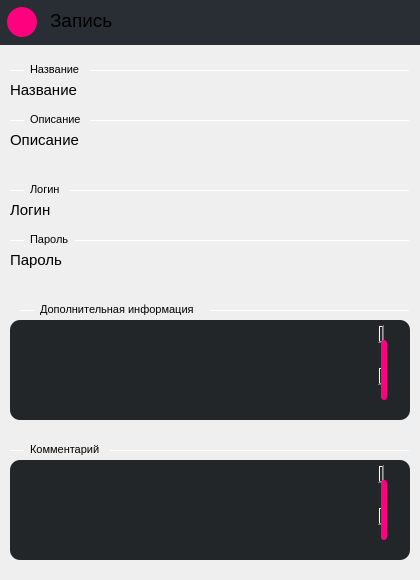
First picture: the form in Client/storage.ui, repository KarpovVlY/Client, before the edit.
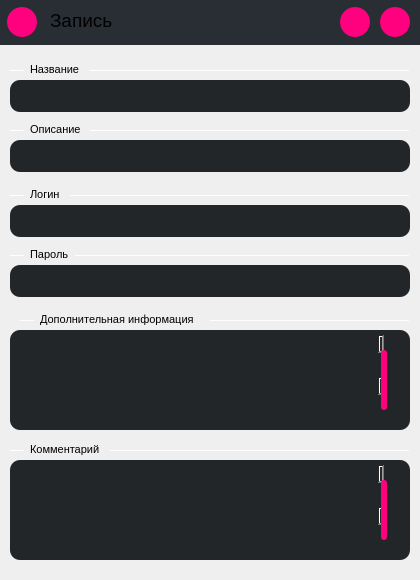
Second picture: the form after the edit. Icons and pictures are not drawn.

```diff
--- a/Client/storage.ui
+++ b/Client/storage.ui
@@ -75,44 +75,70 @@
      <string>Запись</string>
     </property>
    </widget>
-  </widget>
-  <widget class="QLabel" name="nameLabel">
-   <property name="geometry">
-    <rect>
-     <x>10</x>
-     <y>80</y>
-     <width>400</width>
-     <height>20</height>
-    </rect>
-   </property>
-   <property name="minimumSize">
-    <size>
-     <width>400</width>
-     <height>20</height>
-    </size>
-   </property>
-   <property name="maximumSize">
-    <size>
-     <width>400</width>
-     <height>20</height>
-    </size>
-   </property>
-   <property name="font">
-    <font>
-     <pointsize>11</pointsize>
-     <weight>50</weight>
-     <bold>false</bold>
-    </font>
-   </property>
-   <property name="styleSheet">
-    <string notr="true"> max-width:400px;
- max-height:20px;
- min-width:400px;
- min-height:20px;</string>
-   </property>
-   <property name="text">
-    <string>Название</string>
-   </property>
+   <widget class="QPushButton" name="deleteButon">
+    <property name="geometry">
+     <rect>
+      <x>380</x>
+      <y>7</y>
+      <width>30</width>
+      <height>30</height>
+     </rect>
+    </property>
+    <property name="styleSheet">
+     <string notr="true">background-color: rgb(255, 0, 127);
+ border-style: solid;
+ border-radius:15px;
+ max-width:30px;
+ max-height:30px;
+ min-width:30px;
+ min-height:30px;</string>
+    </property>
+    <property name="text">
+     <string/>
+    </property>
+    <property name="icon">
+     <iconset>
+      <normaloff>../../../../../Рабочий стол/ClientRes/delete_white.png</normaloff>../../../../../Рабочий стол/ClientRes/delete_white.png</iconset>
+    </property>
+    <property name="iconSize">
+     <size>
+      <width>25</width>
+      <height>25</height>
+     </size>
+    </property>
+   </widget>
+   <widget class="QPushButton" name="editButton">
+    <property name="geometry">
+     <rect>
+      <x>340</x>
+      <y>7</y>
+      <width>30</width>
+      <height>30</height>
+     </rect>
+    </property>
+    <property name="styleSheet">
+     <string notr="true">background-color: rgb(255, 0, 127);
+ border-style: solid;
+ border-radius:15px;
+ max-width:30px;
+ max-height:30px;
+ min-width:30px;
+ min-height:30px;</string>
+    </property>
+    <property name="text">
+     <string/>
+    </property>
+    <property name="icon">
+     <iconset>
+      <normaloff>../../../../../Рабочий стол/ClientRes/create_white.png</normaloff>../../../../../Рабочий стол/ClientRes/create_white.png</iconset>
+    </property>
+    <property name="iconSize">
+     <size>
+      <width>25</width>
+      <height>25</height>
+     </size>
+    </property>
+   </widget>
   </widget>
   <widget class="QWidget" name="titleHint_2" native="true">
    <property name="geometry">
@@ -268,49 +294,11 @@
     <bool>true</bool>
    </property>
   </widget>
-  <widget class="QLabel" name="descriptionLabel">
-   <property name="geometry">
-    <rect>
-     <x>10</x>
-     <y>130</y>
-     <width>400</width>
-     <height>20</height>
-    </rect>
-   </property>
-   <property name="minimumSize">
-    <size>
-     <width>400</width>
-     <height>20</height>
-    </size>
-   </property>
-   <property name="maximumSize">
-    <size>
-     <width>400</width>
-     <height>20</height>
-    </size>
-   </property>
-   <property name="font">
-    <font>
-     <pointsize>11</pointsize>
-     <weight>50</weight>
-     <bold>false</bold>
-    </font>
-   </property>
-   <property name="styleSheet">
-    <string notr="true"> max-width:400px;
- max-height:20px;
- min-width:400px;
- min-height:20px;</string>
-   </property>
-   <property name="text">
-    <string>Описание</string>
-   </property>
-  </widget>
   <widget class="QWidget" name="titleHint_3" native="true">
    <property name="geometry">
     <rect>
      <x>10</x>
-     <y>110</y>
+     <y>120</y>
      <width>400</width>
      <height>16</height>
     </rect>
@@ -360,49 +348,11 @@
     </property>
    </widget>
   </widget>
-  <widget class="QLabel" name="loginLabel">
-   <property name="geometry">
-    <rect>
-     <x>10</x>
-     <y>200</y>
-     <width>400</width>
-     <height>20</height>
-    </rect>
-   </property>
-   <property name="minimumSize">
-    <size>
-     <width>400</width>
-     <height>20</height>
-    </size>
-   </property>
-   <property name="maximumSize">
-    <size>
-     <width>400</width>
-     <height>20</height>
-    </size>
-   </property>
-   <property name="font">
-    <font>
-     <pointsize>11</pointsize>
-     <weight>50</weight>
-     <bold>false</bold>
-    </font>
-   </property>
-   <property name="styleSheet">
-    <string notr="true"> max-width:400px;
- max-height:20px;
- min-width:400px;
- min-height:20px;</string>
-   </property>
-   <property name="text">
-    <string>Логин</string>
-   </property>
-  </widget>
   <widget class="QWidget" name="titleHint_4" native="true">
    <property name="geometry">
     <rect>
      <x>10</x>
-     <y>180</y>
+     <y>185</y>
      <width>400</width>
      <height>16</height>
     </rect>
@@ -452,49 +402,11 @@
     </property>
    </widget>
   </widget>
-  <widget class="QLabel" name="passwordLabel">
-   <property name="geometry">
-    <rect>
-     <x>10</x>
-     <y>250</y>
-     <width>400</width>
-     <height>20</height>
-    </rect>
-   </property>
-   <property name="minimumSize">
-    <size>
-     <width>400</width>
-     <height>20</height>
-    </size>
-   </property>
-   <property name="maximumSize">
-    <size>
-     <width>400</width>
-     <height>20</height>
-    </size>
-   </property>
-   <property name="font">
-    <font>
-     <pointsize>11</pointsize>
-     <weight>50</weight>
-     <bold>false</bold>
-    </font>
-   </property>
-   <property name="styleSheet">
-    <string notr="true"> max-width:400px;
- max-height:20px;
- min-width:400px;
- min-height:20px;</string>
-   </property>
-   <property name="text">
-    <string>Пароль</string>
-   </property>
-  </widget>
   <widget class="QWidget" name="titleHint_5" native="true">
    <property name="geometry">
     <rect>
      <x>10</x>
-     <y>230</y>
+     <y>245</y>
      <width>400</width>
      <height>16</height>
     </rect>
@@ -548,7 +460,7 @@
    <property name="geometry">
     <rect>
      <x>10</x>
-     <y>320</y>
+     <y>330</y>
      <width>400</width>
      <height>100</height>
     </rect>
@@ -702,7 +614,7 @@
    <property name="geometry">
     <rect>
      <x>20</x>
-     <y>300</y>
+     <y>310</y>
      <width>400</width>
      <height>16</height>
     </rect>
@@ -752,6 +664,114 @@
     </property>
    </widget>
   </widget>
+  <widget class="QLineEdit" name="descriptionLineEdit">
+   <property name="geometry">
+    <rect>
+     <x>10</x>
+     <y>140</y>
+     <width>400</width>
+     <height>32</height>
+    </rect>
+   </property>
+   <property name="styleSheet">
+    <string notr="true">border-style: solid;
+border-radius: 10px; 
+
+color:  #FFF; 
+background-color: rgb(35, 38, 41); 
+selection-background-color: rgb(43,45,56);  
+
+
+padding-left: 10px;
+padding-right: 10px; 
+padding-top:5px;
+padding-bottom:5px;</string>
+   </property>
+   <property name="readOnly">
+    <bool>true</bool>
+   </property>
+  </widget>
+  <widget class="QLineEdit" name="loginLineEdit">
+   <property name="geometry">
+    <rect>
+     <x>10</x>
+     <y>205</y>
+     <width>400</width>
+     <height>32</height>
+    </rect>
+   </property>
+   <property name="styleSheet">
+    <string notr="true">border-style: solid;
+border-radius: 10px; 
+
+color:  #FFF; 
+background-color: rgb(35, 38, 41); 
+selection-background-color: rgb(43,45,56);  
+
+
+padding-left: 10px;
+padding-right: 10px; 
+padding-top:5px;
+padding-bottom:5px;</string>
+   </property>
+   <property name="readOnly">
+    <bool>true</bool>
+   </property>
+  </widget>
+  <widget class="QLineEdit" name="passwordLineEdit">
+   <property name="geometry">
+    <rect>
+     <x>10</x>
+     <y>265</y>
+     <width>400</width>
+     <height>32</height>
+    </rect>
+   </property>
+   <property name="styleSheet">
+    <string notr="true">border-style: solid;
+border-radius: 10px; 
+
+color:  #FFF; 
+background-color: rgb(35, 38, 41); 
+selection-background-color: rgb(43,45,56);  
+
+
+padding-left: 10px;
+padding-right: 10px; 
+padding-top:5px;
+padding-bottom:5px;</string>
+   </property>
+   <property name="readOnly">
+    <bool>true</bool>
+   </property>
+  </widget>
+  <widget class="QLineEdit" name="nameLineEdit">
+   <property name="geometry">
+    <rect>
+     <x>10</x>
+     <y>80</y>
+     <width>400</width>
+     <height>32</height>
+    </rect>
+   </property>
+   <property name="styleSheet">
+    <string notr="true">border-style: solid;
+border-radius: 10px; 
+
+color:  #FFF; 
+background-color: rgb(35, 38, 41); 
+selection-background-color: rgb(43,45,56);  
+
+
+padding-left: 10px;
+padding-right: 10px; 
+padding-top:5px;
+padding-bottom:5px;</string>
+   </property>
+   <property name="readOnly">
+    <bool>true</bool>
+   </property>
+  </widget>
  </widget>
  <resources/>
  <connections/>
```
